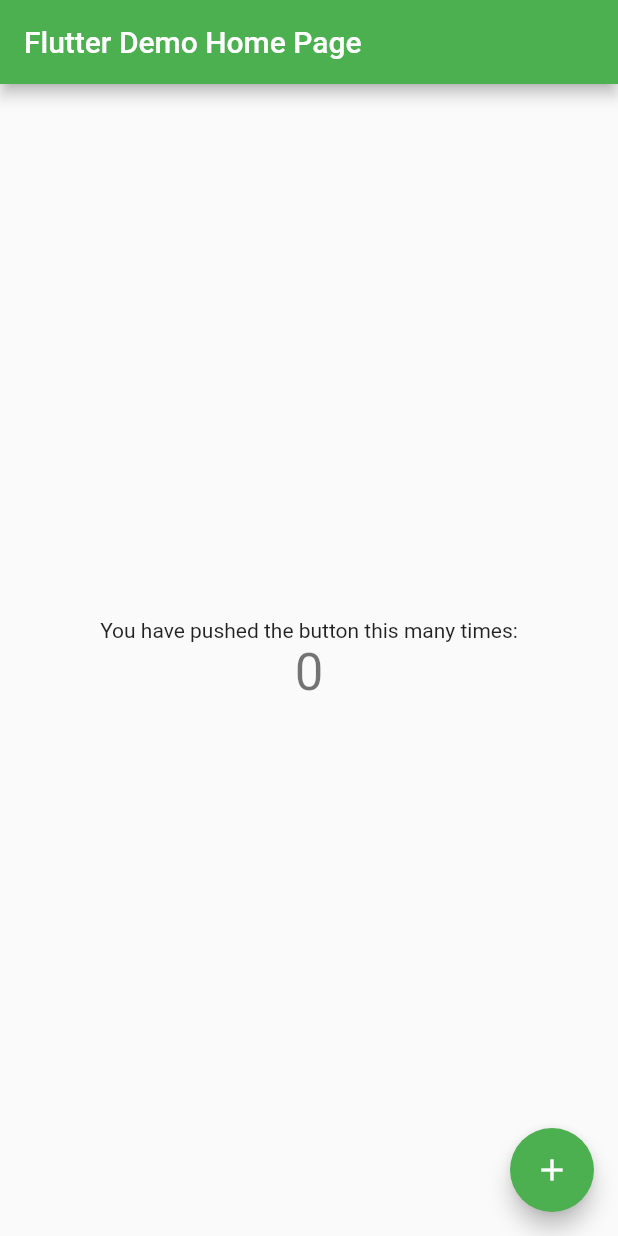
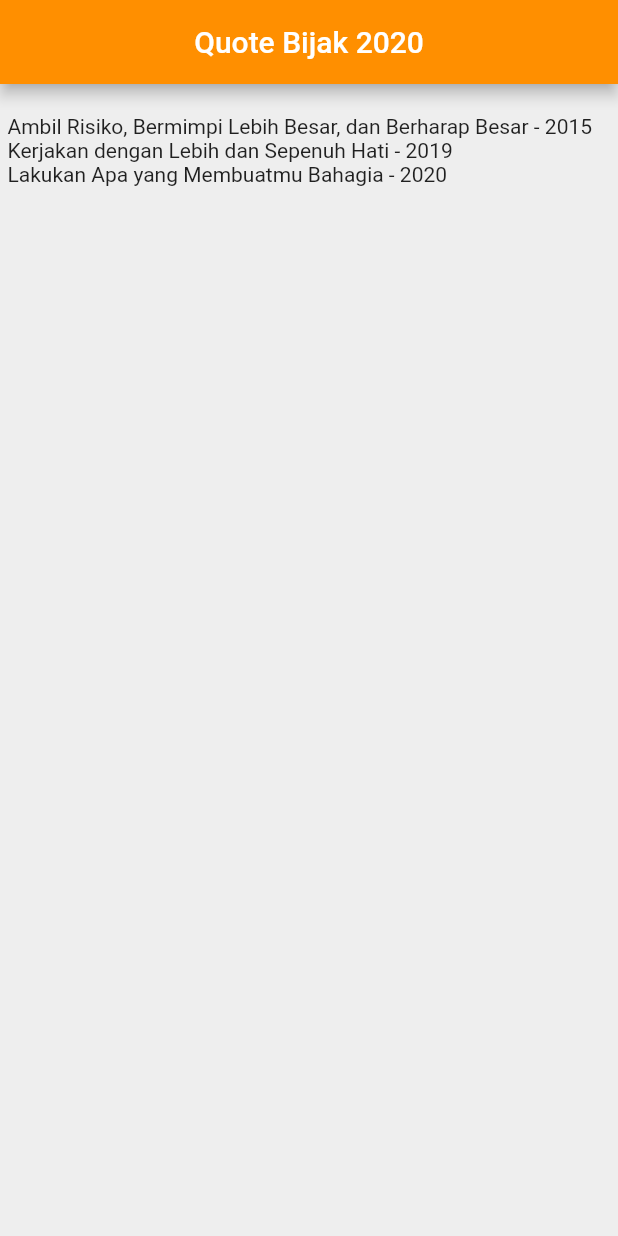
Before and after one commit to Alfariziarmand/fluttercourse, a Flutter app: the screen it shows after launch, on a phone screen of 412 x 824 dp. Run offline on Flutter 3.47's test engine with Material 2 defaults, Android fonts, the phone set to English and light mode, and no system bars.

Commit message:
checkpoint 1

```diff
--- a/lib/main.dart
+++ b/lib/main.dart
@@ -1,111 +1,41 @@
 import 'package:flutter/material.dart';
+import 'quotes.dart';
 
-void main() => runApp(MyApp());
+void main() => runApp(MaterialApp(
+  home: QuoteApp(),
+));
 
-class MyApp extends StatelessWidget {
-  // This widget is the root of your application.
+
+class QuoteApp extends StatefulWidget {
+  @override
+  _QuoteAppState createState() => _QuoteAppState();
+}
+
+class _QuoteAppState extends State<QuoteApp> {
+
+  List<Quote> quotes = [
+    Quote(kutipan: "Ambil Risiko, Bermimpi Lebih Besar, dan Berharap Besar", tahun: 2015),
+    Quote(kutipan: "Kerjakan dengan Lebih dan Sepenuh Hati", tahun:2019),
+    Quote(kutipan: "Lakukan Apa yang Membuatmu Bahagia", tahun:2020)
+  ];
+
   @override
   Widget build(BuildContext context) {
-    return MaterialApp(
-      title: 'Flutter Demo',
-      theme: ThemeData(
-        // This is the theme of your application.
-        //
-        // Try running your application with "flutter run". You'll see the
-        // application has a blue toolbar. Then, without quitting the app, try
-        // changing the primarySwatch below to Colors.green and then invoke
-        // "hot reload" (press "r" in the console where you ran "flutter run",
-        // or simply save your changes to "hot reload" in a Flutter IDE).
-        // Notice that the counter didn't reset back to zero; the application
-        // is not restarted.
-        primarySwatch: Colors.green,
+
+    return Scaffold(
+      backgroundColor: Colors.grey[200],
+      appBar: AppBar(
+        title: Text('Quote Bijak 2020'),
+        backgroundColor: Colors.amber[800],
+        centerTitle: true,
       ),
-      home: MyHomePage(title: 'Flutter Demo Home Page'),
+      body: Padding(
+        padding: const EdgeInsets.fromLTRB(5.0, 20.0,5.0,20.0),
+        child: Column(
+          crossAxisAlignment: CrossAxisAlignment.stretch,
+          children: quotes.map((f) => Text('${f.kutipan} - ${f.tahun}')).toList(),
+        ),
+      ),
     );
   }
 }
-
-class MyHomePage extends StatefulWidget {
-  MyHomePage({Key key, this.title}) : super(key: key);
-
-  // This widget is the home page of your application. It is stateful, meaning
-  // that it has a State object (defined below) that contains fields that affect
-  // how it looks.
-
-  // This class is the configuration for the state. It holds the values (in this
-  // case the title) provided by the parent (in this case the App widget) and
-  // used by the build method of the State. Fields in a Widget subclass are
-  // always marked "final".
-
-  final String title;
-
-  @override
-  _MyHomePageState createState() => _MyHomePageState();
-}
-
-class _MyHomePageState extends State<MyHomePage> {
-  int _counter = 0;
-
-  void _incrementCounter() {
-    setState(() {
-      // This call to setState tells the Flutter framework that something has
-      // changed in this State, which causes it to rerun the build method below
-      // so that the display can reflect the updated values. If we changed
-      // _counter without calling setState(), then the build method would not be
-      // called again, and so nothing would appear to happen.
-      _counter++;
-    });
-  }
-
-  @override
-  Widget build(BuildContext context) {
-    // This method is rerun every time setState is called, for instance as done
-    // by the _incrementCounter method above.
-    //
-    // The Flutter framework has been optimized to make rerunning build methods
-    // fast, so that you can just rebuild anything that needs updating rather
-    // than having to individually change instances of widgets.
-    return Scaffold(
-      appBar: AppBar(
-        // Here we take the value from the MyHomePage object that was created by
-        // the App.build method, and use it to set our appbar title.
-        title: Text(widget.title),
-      ),
-      body: Center(
-        // Center is a layout widget. It takes a single child and positions it
-        // in the middle of the parent.
-        child: Column(
-          // Column is also a layout widget. It takes a list of children and
-          // arranges them vertically. By default, it sizes itself to fit its
-          // children horizontally, and tries to be as tall as its parent.
-          //
-          // Invoke "debug painting" (press "p" in the console, choose the
-          // "Toggle Debug Paint" action from the Flutter Inspector in Android
-          // Studio, or the "Toggle Debug Paint" command in Visual Studio Code)
-          // to see the wireframe for each widget.
-          //
-          // Column has various properties to control how it sizes itself and
-          // how it positions its children. Here we use mainAxisAlignment to
-          // center the children vertically; the main axis here is the vertical
-          // axis because Columns are vertical (the cross axis would be
-          // horizontal).
-          mainAxisAlignment: MainAxisAlignment.center,
-          children: <Widget>[
-            Text(
-              'You have pushed the button this many times:',
-            ),
-            Text(
-              '$_counter',
-              style: Theme.of(context).textTheme.display1,
-            ),
-          ],
-        ),
-      ),
-      floatingActionButton: FloatingActionButton(
-        onPressed: _incrementCounter,
-        tooltip: 'Increment',
-        child: Icon(Icons.add),
-      ), // This trailing comma makes auto-formatting nicer for build methods.
-    );
-  }
-}
--- /dev/null
+++ b/lib/quotes.dart
@@ -0,0 +1,7 @@
+
+class Quote {
+  String kutipan;
+  int tahun;
+
+  Quote({this.kutipan, this.tahun});
+}
```
Also changed, not shown: 1 other file.
